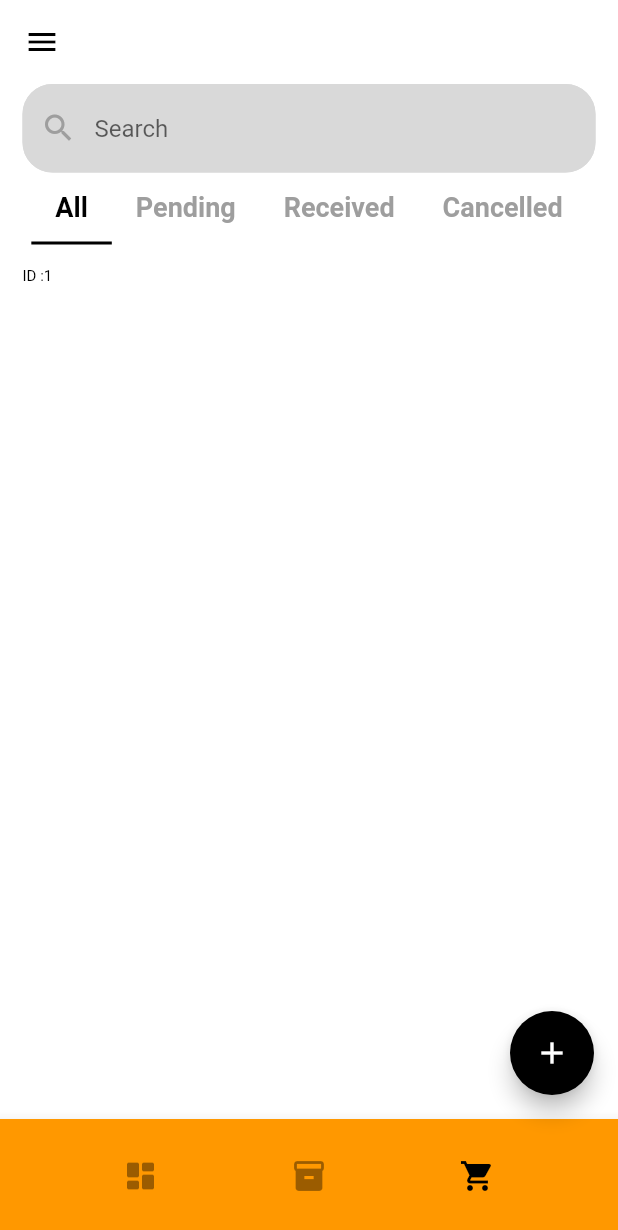
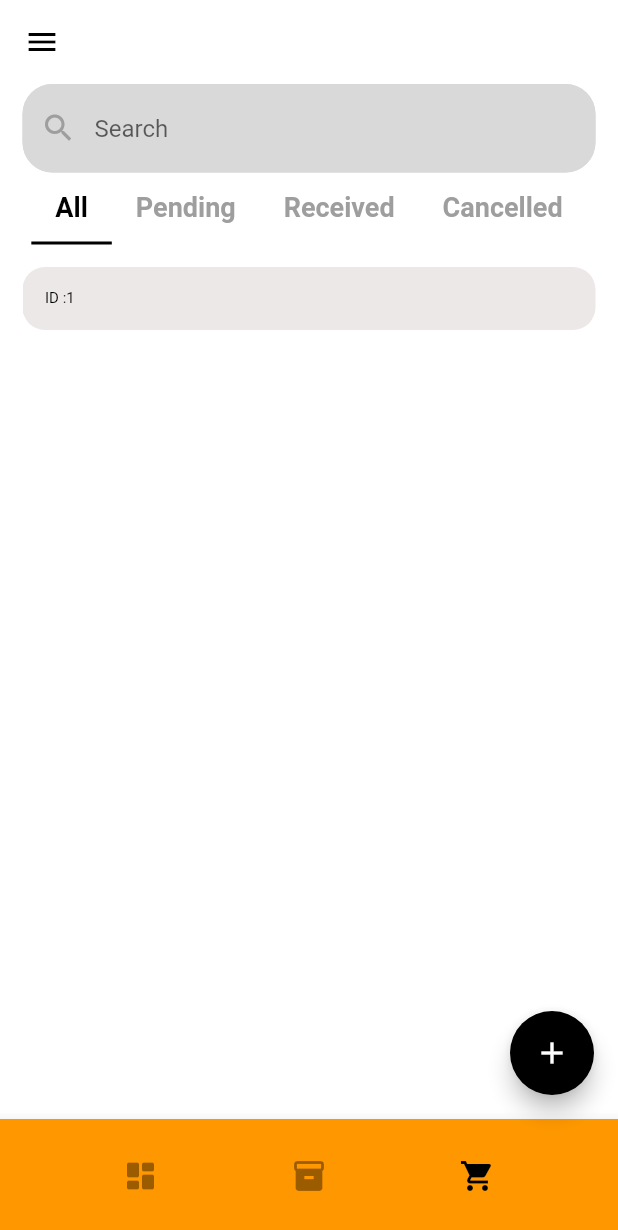
Before and after one commit to Samayel304/dcs_inventory_system, a Flutter app: the OrderScreen screen opened by its route, on a phone screen of 412 x 824 dp. Shown: the top 1230 px of the screen. Run offline on Flutter 3.47's test engine with Material 2 defaults, Android fonts, the phone set to English and light mode, and no system bars; drawn by our look-alikes of flutter_speed_dial; our stand-ins replace fluttertoast; Roboto replaces fonts that are missing (Optima).

Commit message:
Orde list added

```diff
--- a/lib/views/screens/order_screen.dart
+++ b/lib/views/screens/order_screen.dart
@@ -107,6 +107,11 @@ class _TabBarViewChild extends StatelessWidget {
       child: ListView.builder(
           itemCount: 1,
           itemBuilder: (context, index) => Container(
+                decoration: const BoxDecoration(
+                  borderRadius: BorderRadius.all(Radius.circular(15)),
+                  color: Color(0xEEEBE6E6),
+                ),
+                padding: const EdgeInsets.all(15.0),
                 child: Column(
                   children: [
                     Row(
```
